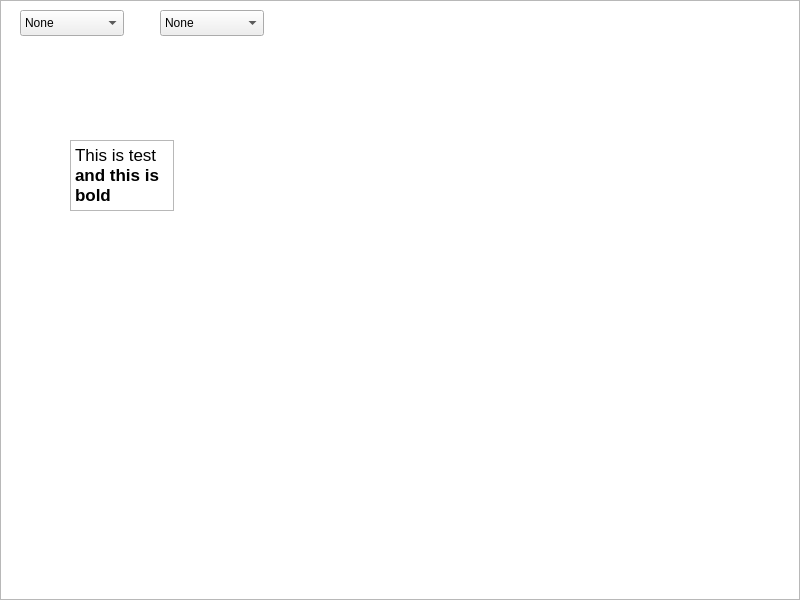
Old version of the form GUI/mainwindow.ui in the repository foxe2/CAPP-Reporter.
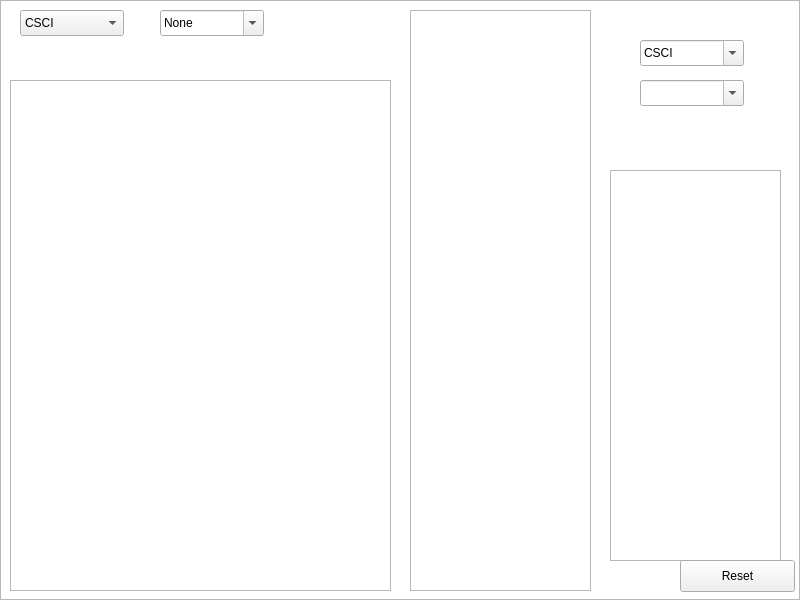
New version of the form. Icons and pictures are not drawn.

Commit message: Organized a bit

What changed in the file:
```diff
--- a/GUI/mainwindow.ui
+++ b/GUI/mainwindow.ui
@@ -32,7 +32,7 @@
    <string>MainWindow</string>
   </property>
   <widget class="QWidget" name="centralWidget">
-   <widget class="QComboBox" name="comboBox">
+   <widget class="QComboBox" name="PrimaryMajor">
     <property name="geometry">
      <rect>
       <x>20</x>
@@ -41,32 +41,16 @@
       <height>26</height>
      </rect>
     </property>
+    <property name="mouseTracking">
+     <bool>false</bool>
+    </property>
     <item>
      <property name="text">
-      <string>None</string>
-     </property>
-    </item>
-    <item>
-     <property name="text">
-      <string>a</string>
-     </property>
-    </item>
-    <item>
-     <property name="text">
-      <string>b</string>
-     </property>
-    </item>
-    <item>
-     <property name="text">
-      <string>c</string>
-     </property>
-     <property name="icon">
-      <iconset theme="b">
-       <normaloff>.</normaloff>.</iconset>
+      <string>CSCI</string>
      </property>
     </item>
    </widget>
-   <widget class="QComboBox" name="comboBox_2">
+   <widget class="QComboBox" name="SecondaryMajor">
     <property name="geometry">
      <rect>
       <x>160</x>
@@ -75,21 +59,14 @@
       <height>26</height>
      </rect>
     </property>
+    <property name="editable">
+     <bool>true</bool>
+    </property>
     <item>
      <property name="text">
       <string>None</string>
      </property>
     </item>
-    <item>
-     <property name="text">
-      <string>a</string>
-     </property>
-    </item>
-    <item>
-     <property name="text">
-      <string>b</string>
-     </property>
-    </item>
     <item>
      <property name="text">
       <string>c</string>
@@ -100,13 +77,13 @@
      </property>
     </item>
    </widget>
-   <widget class="QTextEdit" name="textEdit">
+   <widget class="QTextEdit" name="MainTest">
     <property name="geometry">
      <rect>
-      <x>70</x>
-      <y>140</y>
-      <width>104</width>
-      <height>71</height>
+      <x>10</x>
+      <y>80</y>
+      <width>381</width>
+      <height>511</height>
      </rect>
     </property>
     <property name="html">
@@ -114,7 +91,7 @@
 &lt;html&gt;&lt;head&gt;&lt;meta name=&quot;qrichtext&quot; content=&quot;1&quot; /&gt;&lt;style type=&quot;text/css&quot;&gt;
 p, li { white-space: pre-wrap; }
 &lt;/style&gt;&lt;/head&gt;&lt;body style=&quot; font-family:'.Helvetica Neue DeskInterface'; font-size:13pt; font-weight:400; font-style:normal;&quot;&gt;
-&lt;p style=&quot; margin-top:0px; margin-bottom:0px; margin-left:0px; margin-right:0px; -qt-block-indent:0; text-indent:0px;&quot;&gt;This is test &lt;span style=&quot; font-weight:600;&quot;&gt;and this is bold&lt;/span&gt;&lt;/p&gt;&lt;/body&gt;&lt;/html&gt;</string>
+&lt;p style=&quot;-qt-paragraph-type:empty; margin-top:0px; margin-bottom:0px; margin-left:0px; margin-right:0px; -qt-block-indent:0; text-indent:0px;&quot;&gt;&lt;br /&gt;&lt;/p&gt;&lt;/body&gt;&lt;/html&gt;</string>
     </property>
    </widget>
    <widget class="QGraphicsView" name="graphicsView">
@@ -127,10 +104,79 @@
      </rect>
     </property>
    </widget>
+   <widget class="QTextEdit" name="HASSText">
+    <property name="geometry">
+     <rect>
+      <x>410</x>
+      <y>10</y>
+      <width>181</width>
+      <height>581</height>
+     </rect>
+    </property>
+   </widget>
+   <widget class="QComboBox" name="CourseMajor">
+    <property name="geometry">
+     <rect>
+      <x>640</x>
+      <y>40</y>
+      <width>104</width>
+      <height>26</height>
+     </rect>
+    </property>
+    <property name="editable">
+     <bool>true</bool>
+    </property>
+    <item>
+     <property name="text">
+      <string>CSCI</string>
+     </property>
+    </item>
+   </widget>
+   <widget class="QComboBox" name="CourseNumber">
+    <property name="geometry">
+     <rect>
+      <x>640</x>
+      <y>80</y>
+      <width>104</width>
+      <height>26</height>
+     </rect>
+    </property>
+    <property name="editable">
+     <bool>true</bool>
+    </property>
+   </widget>
+   <widget class="QTextEdit" name="CurrentCourses">
+    <property name="geometry">
+     <rect>
+      <x>610</x>
+      <y>170</y>
+      <width>171</width>
+      <height>391</height>
+     </rect>
+    </property>
+   </widget>
+   <widget class="QPushButton" name="pushButton">
+    <property name="geometry">
+     <rect>
+      <x>680</x>
+      <y>560</y>
+      <width>115</width>
+      <height>32</height>
+     </rect>
+    </property>
+    <property name="text">
+     <string>Reset</string>
+    </property>
+   </widget>
    <zorder>graphicsView</zorder>
-   <zorder>comboBox</zorder>
-   <zorder>comboBox_2</zorder>
-   <zorder>textEdit</zorder>
+   <zorder>PrimaryMajor</zorder>
+   <zorder>SecondaryMajor</zorder>
+   <zorder>MainTest</zorder>
+   <zorder>HASSText</zorder>
+   <zorder>CourseMajor</zorder>
+   <zorder>CourseNumber</zorder>
+   <zorder>CurrentCourses</zorder>
+   <zorder>pushButton</zorder>
   </widget>
  </widget>
  <layoutdefault spacing="6" margin="11"/>
```
Left out of the diff: 19 changed lines with no effect on the pictures. The commit also changes 1 other file.
